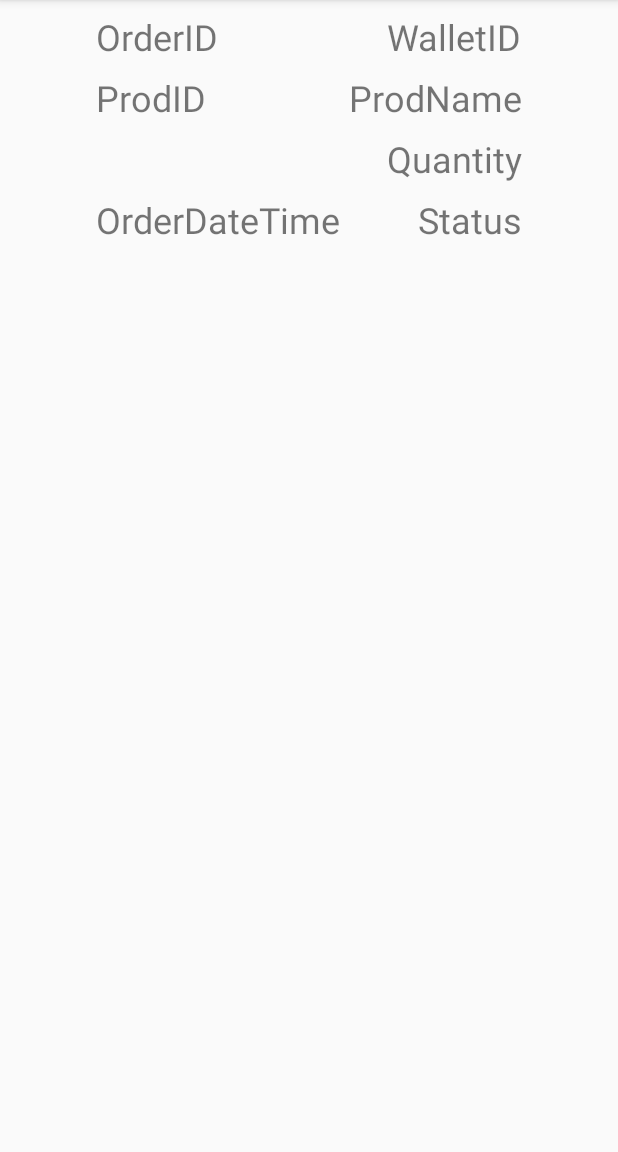
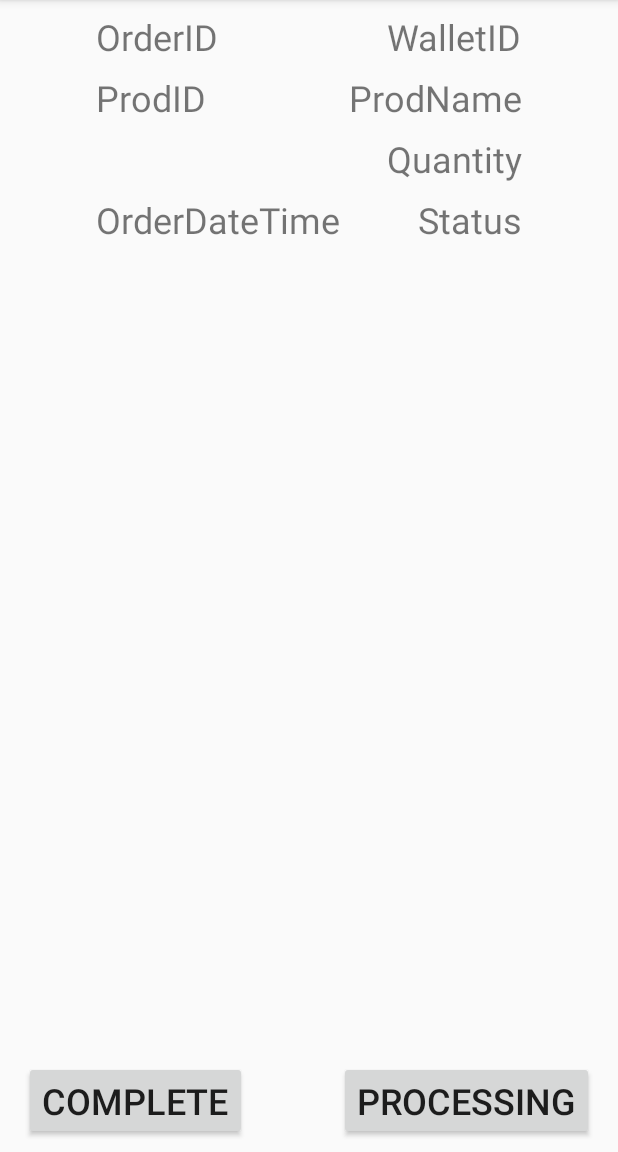
Before and after one commit to Lai0723/SmartcanteenPOS, an Android app: the onlineOrderRetrievalScanner screen opened directly, with no data from a screen before it, on a phone screen of 412 x 824 dp, the part 84-1236 px from its top. Run offline under Robolectric (Android 15) with nearby library versions, the phone set to English and light mode, and no system bars; our stand-ins replace Volley; 1 statement that could not run was skipped.

Commit message:
-Added "Completed" & "Processing" button for qr retrieval scanner -Set MainActivity orientation to portrait

```diff
--- a/app/src/main/AndroidManifest.xml
+++ b/app/src/main/AndroidManifest.xml
@@ -46,7 +46,8 @@
         <activity
             android:name=".studLogin"
             android:screenOrientation="portrait" />
-        <activity android:name=".MainActivity" />
+        <activity android:name=".MainActivity"
+            android:screenOrientation="portrait" />
         <activity android:name=".RedeemMainActivity" />
         <activity android:name=".changecard" />
         <activity android:name=".QRPassword" />
--- a/app/src/main/java/com/example/lai/smartcanteenpos/onlineOrderRetrievalScanner.java
+++ b/app/src/main/java/com/example/lai/smartcanteenpos/onlineOrderRetrievalScanner.java
@@ -84,7 +84,7 @@ public class onlineOrderRetrievalScanner extends AppCompatActivity {
                     OrderQuantity = arr[9];
                     retrievalScannedTime = arr[10];
 
-                    updateOrderStatus(this, "https://martpay.000webhostapp.com/gab_update_order_status.php", OrderID, StatusCompleted);
+                    //updateOrderStatus(this, "https://martpay.000webhostapp.com/gab_update_order_status.php", OrderID, StatusCompleted);
 
                     showRetrievalSuccess();
                 }
@@ -94,9 +94,16 @@ public class onlineOrderRetrievalScanner extends AppCompatActivity {
         }
     }
 
-    /*public void btnRetrievalCompleteClick(View view){
+    public void btnRetrievalCompleteClick(View view){
         updateOrderStatus(this, "https://martpay.000webhostapp.com/gab_update_order_status.php", OrderID, StatusCompleted);
-    }*/
+    }
+
+
+    public void btnProcessing (View view){
+
+        finish();
+
+    }
 
     public void showRetrievalSuccess(){
         tvOrderID.setText("Order ID: "+OrderID);
--- a/app/src/main/res/layout/activity_online_order_retrieval_scanner.xml
+++ b/app/src/main/res/layout/activity_online_order_retrieval_scanner.xml
@@ -88,13 +88,23 @@
         android:layout_width="wrap_content"
         android:layout_height="wrap_content"
         android:layout_marginBottom="8dp"
-        android:layout_marginEnd="8dp"
-        android:layout_marginStart="8dp"
+        android:layout_marginStart="16dp"
         android:onClick="btnRetrievalCompleteClick"
         android:text="Complete"
         android:textSize="24sp"
-        android:visibility="gone"
+        android:visibility="visible"
         app:layout_constraintBottom_toBottomOf="parent"
-        app:layout_constraintEnd_toEndOf="parent"
         app:layout_constraintStart_toStartOf="parent" />
+
+    <Button
+        android:id="@+id/btnProcessing"
+        android:layout_width="wrap_content"
+        android:layout_height="wrap_content"
+        android:layout_marginBottom="8dp"
+        android:layout_marginEnd="16dp"
+        android:onClick="btnProcessing"
+        android:text="Processing"
+        android:textSize="24sp"
+        app:layout_constraintBottom_toBottomOf="parent"
+        app:layout_constraintEnd_toEndOf="parent" />
 </android.support.constraint.ConstraintLayout>
```
Also changed, not shown: 36 other files.
